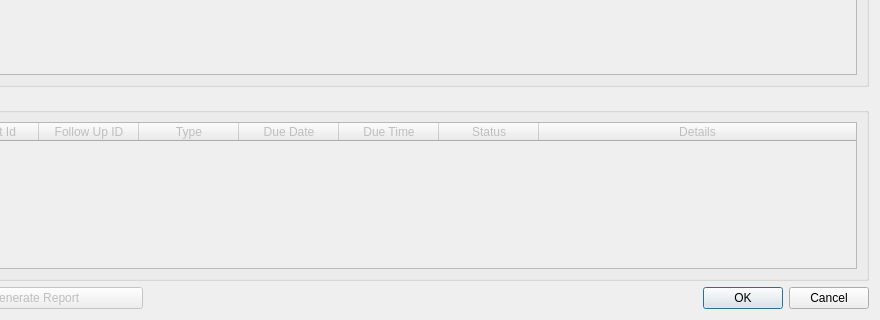
First picture: the form in cuCareQtApp/CUCare/patientlistview.ui, repository chrispwright/comp3004cuCarePrivate, before the edit; both pictures show x 85 to 965 and y 334 to 654 of the 965 by 654 pixel window.
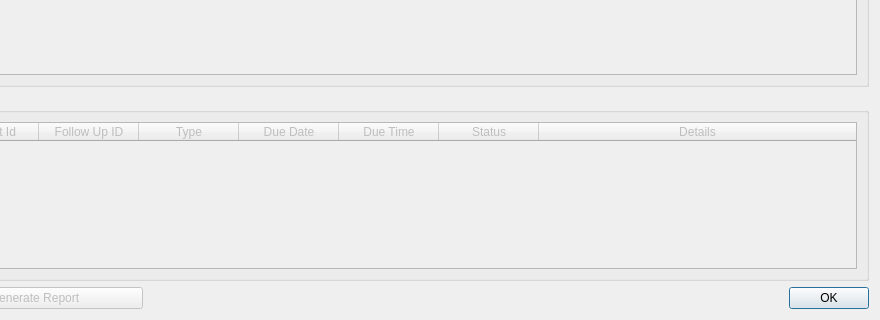
Second picture: the form after the edit.

What changed in the file:
```diff
--- a/cuCareQtApp/CUCare/patientlistview.ui
+++ b/cuCareQtApp/CUCare/patientlistview.ui
@@ -176,7 +176,7 @@
       <enum>Qt::Horizontal</enum>
      </property>
      <property name="standardButtons">
-      <set>QDialogButtonBox::Cancel|QDialogButtonBox::Ok</set>
+      <set>QDialogButtonBox::Ok</set>
      </property>
     </widget>
    </item>
```
